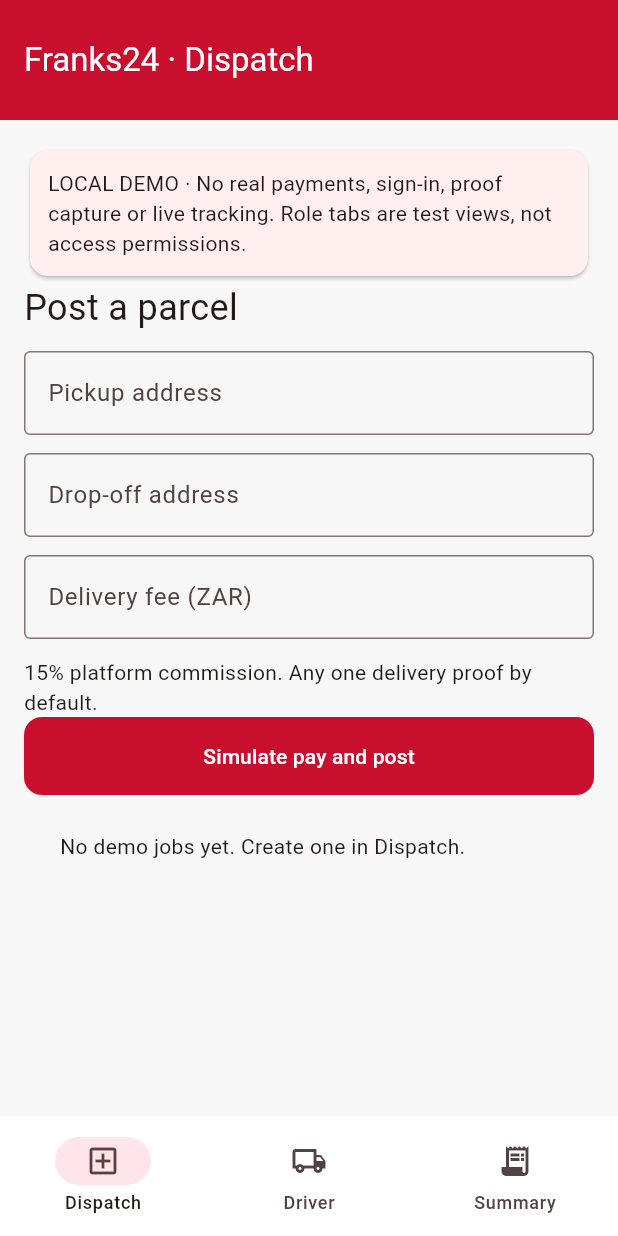
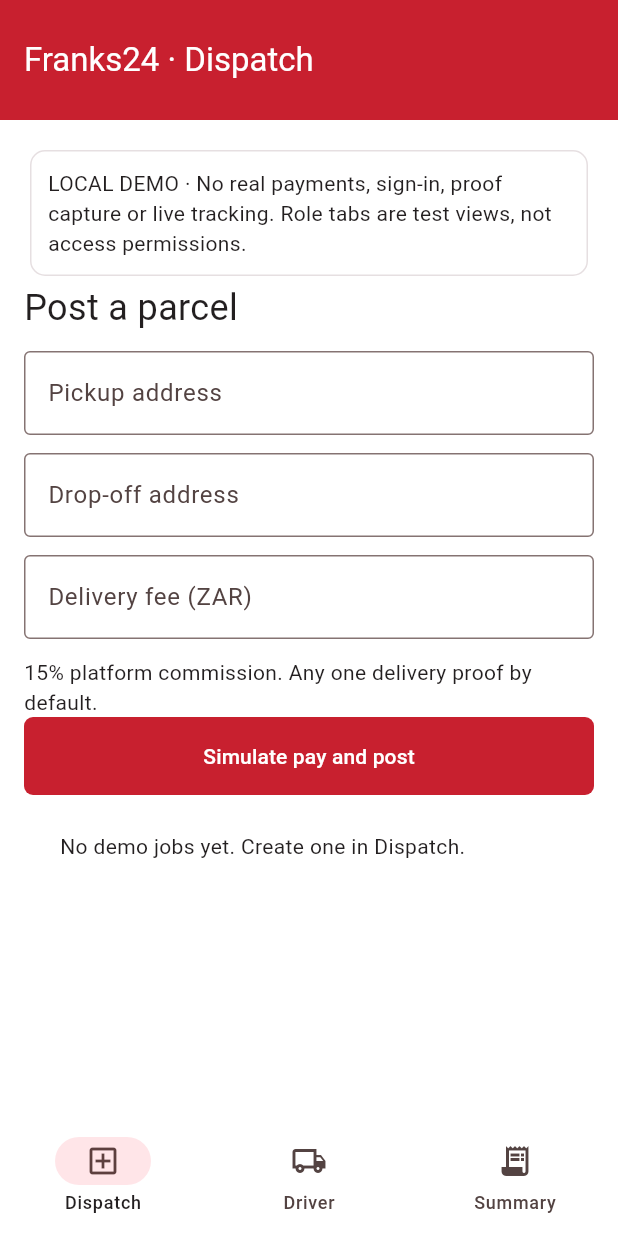
Before and after one commit to franks-24/dispatch, a Flutter app: the screen it shows after launch, on a phone screen of 412 x 824 dp. Run offline on Flutter 3.47's test engine with Material 3 defaults, Android fonts, the phone set to English and light mode, and no system bars.

Commit message:
refactor(mobile): use Franks24 shared design theme

```diff
--- a/mobile/lib/main.dart
+++ b/mobile/lib/main.dart
@@ -1,26 +1,14 @@
 import 'package:flutter/material.dart';
 import 'package:flutter/services.dart';
 import 'pilot.dart';
+import 'franks24_theme.dart';
 void main() => runApp(const PilotApp());
 class PilotApp extends StatelessWidget {
   const PilotApp({super.key});
   @override
   Widget build(BuildContext context) => MaterialApp(
     title: 'Franks24 · Dispatch pilot',
-    theme: ThemeData(
-      colorScheme: ColorScheme.fromSeed(seedColor: const Color(0xffc8102e),
-        primary: const Color(0xffc8102e), onPrimary: Colors.white,
-        surface: Colors.white),
-      scaffoldBackgroundColor: const Color(0xfff7f7f8),
-      appBarTheme: const AppBarTheme(backgroundColor: Color(0xffc8102e),
-        foregroundColor: Colors.white, surfaceTintColor: Colors.transparent,
-        centerTitle: false, toolbarHeight: 80),
-      filledButtonTheme: FilledButtonThemeData(style: FilledButton.styleFrom(
-        minimumSize: const Size(double.infinity, 52),
-        shape: RoundedRectangleBorder(borderRadius: BorderRadius.circular(12)))),
-      navigationBarTheme: NavigationBarThemeData(
-        backgroundColor: Colors.white, indicatorColor: const Color(0xffffe5e9)),
-      useMaterial3: true),
+    theme: Franks24Theme.light,
     home: const PilotHome());
 }
 class PilotHome extends StatefulWidget {
```
